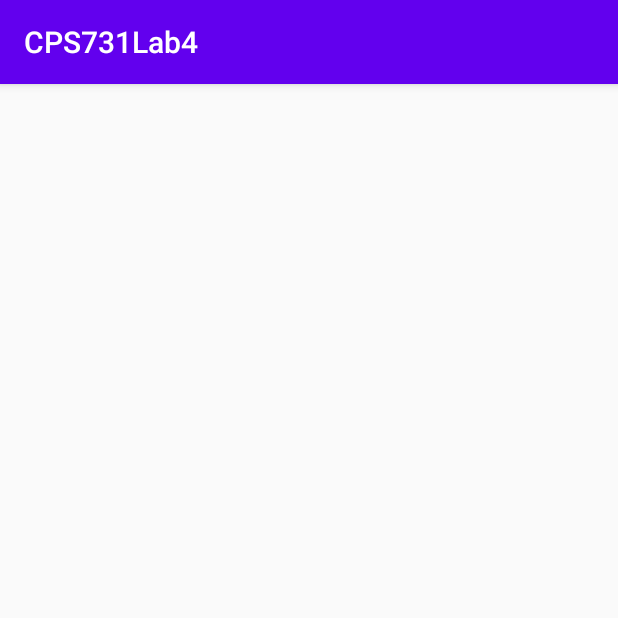
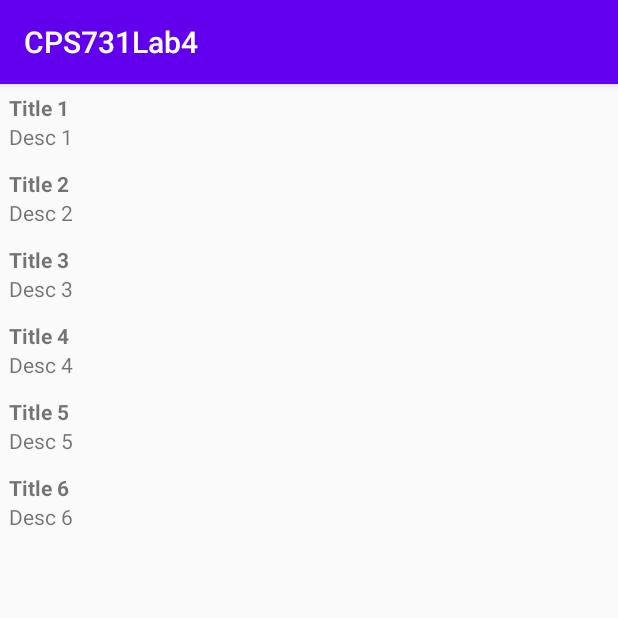
Before and after one commit to Sakman92/CPS731Lab4, an Android app: the screen it shows after launch (MainActivity), on a phone screen of 412 x 824 dp, the top half of it. Run offline under Robolectric (Android 15) with nearby library versions, the phone set to English and light mode, and no system bars.

Commit message:
finished displaying the list items, working on displaying the details

```diff
--- a/app/src/main/java/com/example/cps731lab4/RecyclerViewAdapter.java
+++ b/app/src/main/java/com/example/cps731lab4/RecyclerViewAdapter.java
@@ -9,6 +9,7 @@ import android.widget.TextView;
 
 import androidx.annotation.NonNull;
 import androidx.recyclerview.widget.RecyclerView;
+import android.util.Log;
 
 import java.util.ArrayList;
 
@@ -21,6 +22,7 @@ public class RecyclerViewAdapter extends RecyclerView.Adapter<RecyclerViewAdapte
         mTitles=titles;
         mDescriptions=desc;
         mcontext=context;
+
 
     }
     @NonNull
@@ -39,7 +41,7 @@ public class RecyclerViewAdapter extends RecyclerView.Adapter<RecyclerViewAdapte
 
     @Override
     public int getItemCount() {
-        return 0;
+        return mTitles.size();
     }
 
     public class ViewHolder extends RecyclerView.ViewHolder{
--- a/app/src/main/res/layout/activity_main.xml
+++ b/app/src/main/res/layout/activity_main.xml
@@ -1,5 +1,5 @@
 <?xml version="1.0" encoding="utf-8"?>
-<androidx.constraintlayout.widget.ConstraintLayout xmlns:android="http://schemas.android.com/apk/res/android"
+<RelativeLayout xmlns:android="http://schemas.android.com/apk/res/android"
     xmlns:app="http://schemas.android.com/apk/res-auto"
     xmlns:tools="http://schemas.android.com/tools"
     android:layout_width="match_parent"
@@ -11,4 +11,4 @@
         android:layout_width="match_parent"
         android:layout_height="match_parent" />
 
-</androidx.constraintlayout.widget.ConstraintLayout>
+</RelativeLayout>
--- a/app/src/main/res/layout/list_item.xml
+++ b/app/src/main/res/layout/list_item.xml
@@ -2,9 +2,9 @@
 <LinearLayout xmlns:android="http://schemas.android.com/apk/res/android"
     android:id="@+id/prLayout"
     android:layout_width="match_parent"
-    android:layout_height="match_parent"
+    android:layout_height="wrap_content"
     android:orientation="vertical"
-    android:padding="15dp">
+    android:padding="6dp">
 
     <TextView
         android:id="@+id/txtId"
```
